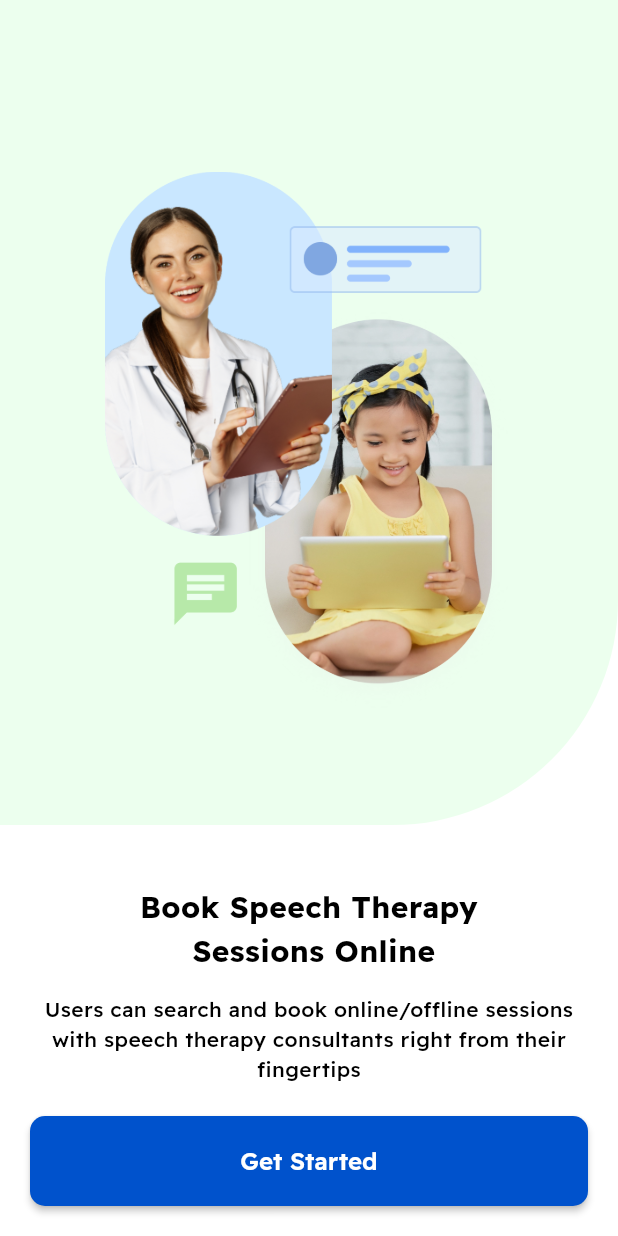
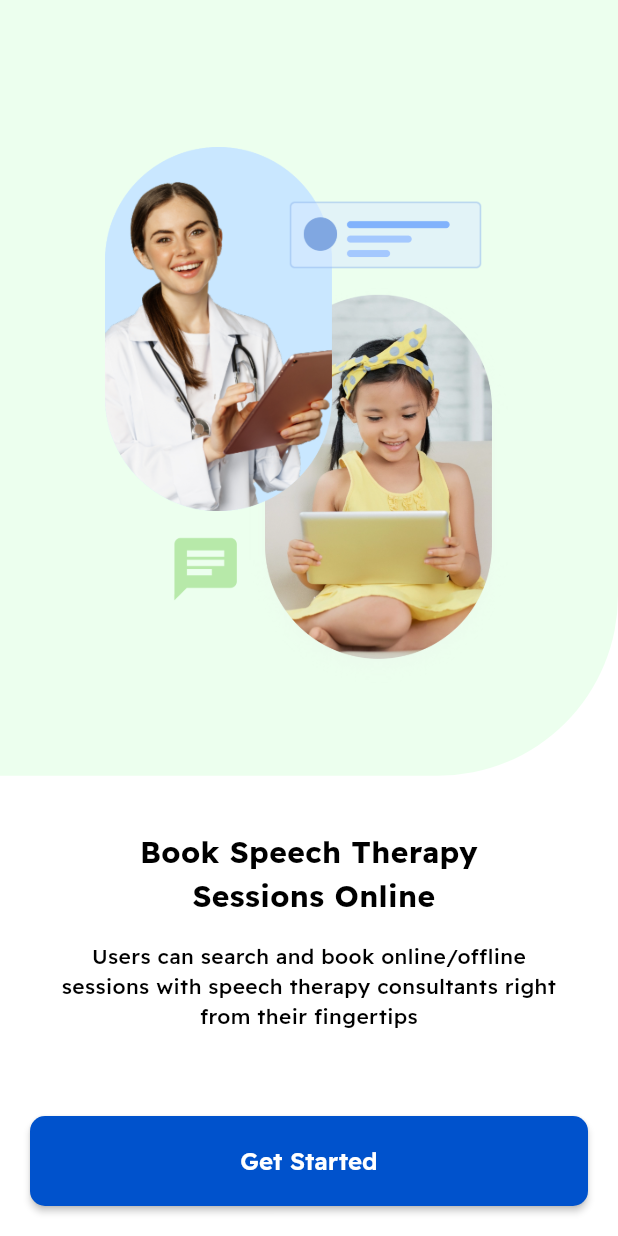
Before and after one commit to Sri-Satya-M/talaqa_user_app, a Flutter app: the OnBoardingScreen screen opened by its route, on a phone screen of 412 x 824 dp. Run offline on Flutter 3.47's test engine with Material 2 defaults, Android fonts, the phone set to English and light mode, and no system bars; our stand-ins replace cached_network_image, dio, fluro, image_picker, intl_phone_number_input, lottie and 3 more; missing offline and left inert: flutter_date_pickers, flutter_portal, syncfusion_flutter_pdfviewer; accounts and stored records are empty.

Commit message:
UI changes

```diff
--- a/lib/resources/colors.dart
+++ b/lib/resources/colors.dart
@@ -19,6 +19,7 @@ class MyColors {
   static const cerulean = Color(0xFF1268AE);
   static const navyBlue = Color(0xFF04457A);
   static const lightGreen = Color(0xFF1B9B20);
+  static const paleViolet = Color(0xFFE6EAFF);
   static const paleGreen = Color(0xFFECFFEE);
   static const yellow = Color(0xFFFFCE5B);
   static const glacier = Color(0xFFD5DFE6);
--- a/lib/ui/screens/onboarding/onboarding_screen.dart
+++ b/lib/ui/screens/onboarding/onboarding_screen.dart
@@ -19,38 +19,43 @@ class _OnBoardingScreenState extends State<OnBoardingScreen> {
       body: Column(
         crossAxisAlignment: CrossAxisAlignment.stretch,
         children: [
-          Container(
+          Expanded(
+            flex: 5,
+            child: Container(
               height: 550,
               padding: const EdgeInsets.fromLTRB(70, 87, 70, 47),
               decoration: const BoxDecoration(
                 color: MyColors.paleGreen,
                 borderRadius: BorderRadius.only(
-                bottomRight: Radius.circular(150),
+                  bottomRight: Radius.circular(120),
                 ),
               ),
               child: Image.asset(
                 Images.onBoardingImage,
-              height: 292,
-              width: 220,
+                fit: BoxFit.contain,
               ),
             ),
-          const SizedBox(height: 40),
-          Padding(
-            padding: const EdgeInsets.symmetric(horizontal: 20),
+          ),
+          Expanded(
+            flex: 2,
+            child: Padding(
+              padding: const EdgeInsets.symmetric(horizontal: 30),
               child: Column(
+                mainAxisAlignment: MainAxisAlignment.center,
                 children: const [
                   Text(
                     "Book Speech Therapy \n Sessions Online",
                     style: TextStyle(fontSize: 20, fontWeight: FontWeight.bold),
                     textAlign: TextAlign.center,
                   ),
-                SizedBox(height: 15),
+                  SizedBox(height: 16),
                   Text(
                     "Users can search and book online/offline sessions with speech therapy consultants right from their fingertips",
                     style: TextStyle(fontSize: 14, fontWeight: FontWeight.w500),
                     textAlign: TextAlign.center,
-                )
+                  ),
                 ],
+              ),
             ),
           ),
         ],
```
Lines whose indentation alone changed are shown as unchanged.
